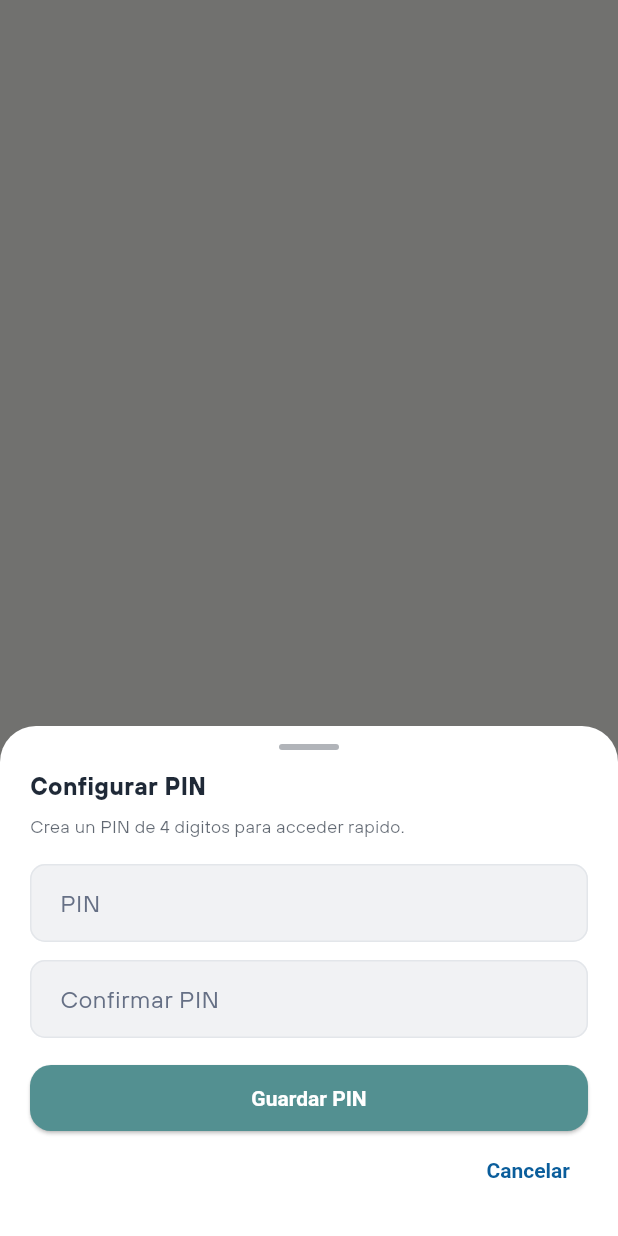
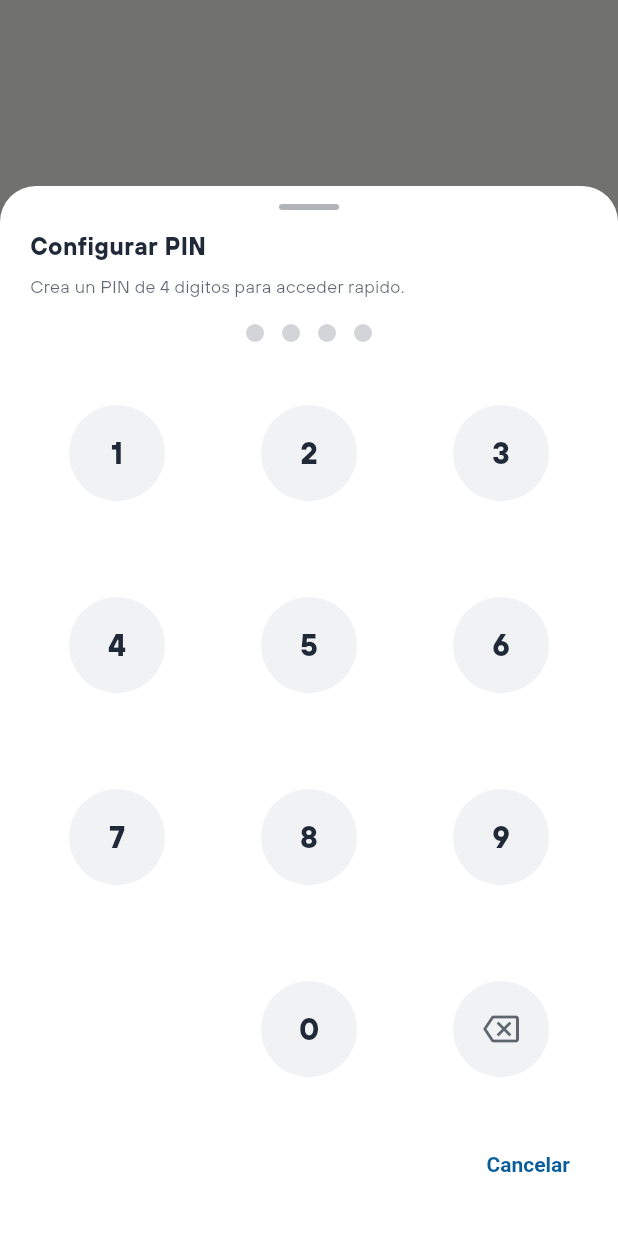
Before and after one commit to KevinRPR/vecinus-v1, a Flutter app: what setPin() shows on an empty page, opened directly, on a phone screen of 412 x 824 dp. Run offline on Flutter 3.47's test engine with Material 3 defaults, Android fonts, the phone set to English and light mode, and no system bars; our stand-ins replace flutter_secure_storage, flutter_staggered_animations, image_picker, local_auth, lottie, sentry_flutter and 2 more; accounts and stored records are empty.

Commit message:
cambios en ux y compatibilidad apple

```diff
--- a/lib/services/security_service.dart
+++ b/lib/services/security_service.dart
@@ -1,9 +1,9 @@
 import 'package:flutter/material.dart';
-import 'package:flutter/services.dart';
 import 'package:flutter_secure_storage/flutter_secure_storage.dart';
 import 'package:local_auth/local_auth.dart';
 import 'package:shared_preferences/shared_preferences.dart';
 
+import '../ui_system/components/pin_pad.dart';
 class SecurityService {
   static final LocalAuthentication _auth = LocalAuthentication();
   static const FlutterSecureStorage _storage = FlutterSecureStorage();
@@ -41,6 +41,12 @@ class SecurityService {
     return stored != null && stored.isNotEmpty;
   }
 
+  static Future<bool> isPinValid(String pin) async {
+    final stored = await _storage.read(key: _pinKey);
+    if (stored == null || stored.isEmpty) return false;
+    return stored == pin;
+  }
+
   static Future<void> clearPin() async {
     await _storage.delete(key: _pinKey);
   }
@@ -56,8 +62,7 @@ class SecurityService {
   }
 
   static Future<bool> setPin(BuildContext context) async {
-    final controller = TextEditingController();
-    final confirmController = TextEditingController();
+    String? pendingPin;
     final result = await showModalBottomSheet<bool>(
       context: context,
       isScrollControlled: true,
@@ -66,17 +71,31 @@ class SecurityService {
         borderRadius: BorderRadius.vertical(top: Radius.circular(24)),
       ),
       builder: (sheetContext) {
-        final bottomInset = MediaQuery.of(sheetContext).viewInsets.bottom;
+        final theme = Theme.of(sheetContext);
         final muted =
-            Theme.of(sheetContext).textTheme.bodySmall?.color?.withValues(alpha: 0.7) ??
-                Colors.grey;
+            theme.textTheme.bodySmall?.color?.withValues(alpha: 0.7) ?? Colors.grey;
+        var step = 0;
+        var firstPin = '';
+        var resetToken = 0;
         String? error;
         return StatefulBuilder(
           builder: (context, setModalState) {
+            void clearError() {
+              if (error == null) return;
+              setModalState(() => error = null);
+            }
+
+            void resetWithError(String message) {
+              setModalState(() {
+                error = message;
+                resetToken += 1;
+              });
+            }
+
             return SafeArea(
               top: false,
               child: Padding(
-                padding: EdgeInsets.fromLTRB(20, 12, 20, 20 + bottomInset),
+                padding: const EdgeInsets.fromLTRB(20, 12, 20, 24),
                 child: Column(
                   mainAxisSize: MainAxisSize.min,
                   crossAxisAlignment: CrossAxisAlignment.start,
@@ -93,68 +112,58 @@ class SecurityService {
                     ),
                     const SizedBox(height: 12),
                     Text(
-                      'Configurar PIN',
+                      step == 0 ? 'Configurar PIN' : 'Confirmar PIN',
                       style: TextStyle(
                         fontSize: 16,
                         fontWeight: FontWeight.w700,
-                        color: Theme.of(sheetContext).colorScheme.onSurface,
+                        color: theme.colorScheme.onSurface,
                       ),
                     ),
                     const SizedBox(height: 6),
                     Text(
-                      'Crea un PIN de 4 digitos para acceder rapido.',
+                      step == 0
+                          ? 'Crea un PIN de 4 digitos para acceder rapido.'
+                          : 'Repite tu PIN para confirmar.',
                       style: TextStyle(fontSize: 12, color: muted),
                     ),
                     const SizedBox(height: 16),
-                    TextField(
-                      controller: controller,
-                      keyboardType: TextInputType.number,
-                      obscureText: true,
-                      maxLength: 4,
-                      inputFormatters: [FilteringTextInputFormatter.digitsOnly],
-                      decoration: const InputDecoration(
-                        labelText: 'PIN',
-                        counterText: '',
-                      ),
-                    ),
-                    const SizedBox(height: 12),
-                    TextField(
-                      controller: confirmController,
-                      keyboardType: TextInputType.number,
-                      obscureText: true,
-                      maxLength: 4,
-                      inputFormatters: [FilteringTextInputFormatter.digitsOnly],
-                      decoration: const InputDecoration(
-                        labelText: 'Confirmar PIN',
-                        counterText: '',
-                      ),
-                    ),
-                    if (error != null) ...[
-                      const SizedBox(height: 6),
-                      Text(error!, style: TextStyle(color: Colors.red.shade400)),
-                    ],
-                    const SizedBox(height: 16),
-                    SizedBox(
-                      width: double.infinity,
-                      child: ElevatedButton(
-                        onPressed: () {
-                          final pin = controller.text.trim();
-                          final confirm = confirmController.text.trim();
-                          if (pin.length != 4 || confirm.length != 4) {
+                    PinPad(
+                      length: 4,
+                      resetToken: resetToken,
+                      errorText: error,
+                      onChanged: (_) => clearError(),
+                      onCompleted: (pin) {
+                        if (step == 0) {
+                          firstPin = pin;
                           setModalState(() {
-                              error = 'Ingresa un PIN de 4 digitos.';
+                            step = 1;
+                            resetToken += 1;
+                            error = null;
                           });
                           return;
                         }
-                          if (pin != confirm) {
-                            setModalState(() {
-                              error = 'La confirmacion no coincide.';
-                            });
+                        if (pin != firstPin) {
+                          resetWithError('La confirmacion no coincide.');
                           return;
                         }
+                        pendingPin = pin;
                         Navigator.of(sheetContext).pop(true);
                       },
-                        child: const Text('Guardar PIN'),
+                    ),
+                    const SizedBox(height: 8),
+                    if (step == 1)
+                      Align(
+                        alignment: Alignment.centerRight,
+                        child: TextButton(
+                          onPressed: () {
+                            setModalState(() {
+                              step = 0;
+                              firstPin = '';
+                              resetToken += 1;
+                              error = null;
+                            });
+                          },
+                          child: const Text('Cambiar PIN'),
                         ),
                       ),
                     Align(
@@ -173,8 +182,8 @@ class SecurityService {
       },
     );
 
-    if (result != true) return false;
-    await _storage.write(key: _pinKey, value: controller.text.trim());
+    if (result != true || pendingPin == null) return false;
+    await _storage.write(key: _pinKey, value: pendingPin);
     return true;
   }
 
@@ -183,7 +192,6 @@ class SecurityService {
     if (stored == null || stored.isEmpty) return false;
     if (!context.mounted) return false;
 
-    final controller = TextEditingController();
     final result = await showModalBottomSheet<bool>(
       context: context,
       isScrollControlled: true,
@@ -192,17 +200,17 @@ class SecurityService {
         borderRadius: BorderRadius.vertical(top: Radius.circular(24)),
       ),
       builder: (sheetContext) {
-        final bottomInset = MediaQuery.of(sheetContext).viewInsets.bottom;
+        final theme = Theme.of(sheetContext);
         final muted =
-            Theme.of(sheetContext).textTheme.bodySmall?.color?.withValues(alpha: 0.7) ??
-                Colors.grey;
+            theme.textTheme.bodySmall?.color?.withValues(alpha: 0.7) ?? Colors.grey;
         String? error;
+        var resetToken = 0;
         return StatefulBuilder(
           builder: (context, setModalState) {
             return SafeArea(
               top: false,
               child: Padding(
-                padding: EdgeInsets.fromLTRB(20, 12, 20, 20 + bottomInset),
+                padding: const EdgeInsets.fromLTRB(20, 12, 20, 24),
                 child: Column(
                   mainAxisSize: MainAxisSize.min,
                   crossAxisAlignment: CrossAxisAlignment.start,
@@ -223,7 +231,7 @@ class SecurityService {
                       style: TextStyle(
                         fontSize: 16,
                         fontWeight: FontWeight.w700,
-                        color: Theme.of(sheetContext).colorScheme.onSurface,
+                        color: theme.colorScheme.onSurface,
                       ),
                     ),
                     const SizedBox(height: 6),
@@ -232,36 +240,24 @@ class SecurityService {
                       style: TextStyle(fontSize: 12, color: muted),
                     ),
                     const SizedBox(height: 16),
-                    TextField(
-                      controller: controller,
-                      keyboardType: TextInputType.number,
-                      obscureText: true,
-                      maxLength: 4,
-                      inputFormatters: [FilteringTextInputFormatter.digitsOnly],
-                      decoration: const InputDecoration(
-                        labelText: 'PIN',
-                        counterText: '',
-                      ),
-                    ),
-                    if (error != null) ...[
-                      const SizedBox(height: 6),
-                      Text(error!, style: TextStyle(color: Colors.red.shade400)),
-                    ],
-                    const SizedBox(height: 12),
-                    SizedBox(
-                      width: double.infinity,
-                      child: ElevatedButton(
-                        onPressed: () {
-                          if (controller.text.trim() != stored) {
+                    PinPad(
+                      length: 4,
+                      resetToken: resetToken,
+                      errorText: error,
+                      onChanged: (_) {
+                        if (error == null) return;
+                        setModalState(() => error = null);
+                      },
+                      onCompleted: (pin) {
+                        if (pin != stored) {
                           setModalState(() {
                             error = 'PIN incorrecto.';
+                            resetToken += 1;
                           });
                           return;
                         }
                         Navigator.of(sheetContext).pop(true);
                       },
-                        child: const Text('Confirmar'),
-                      ),
                     ),
                     Align(
                       alignment: Alignment.centerRight,
--- /dev/null
+++ b/lib/ui_system/components/pin_pad.dart
@@ -0,0 +1,216 @@
+import 'package:flutter/material.dart';
+
+import '../../theme/app_theme.dart';
+
+class PinPad extends StatefulWidget {
+  final int length;
+  final ValueChanged<String> onCompleted;
+  final ValueChanged<String>? onChanged;
+  final String? errorText;
+  final bool showBiometric;
+  final VoidCallback? onBiometric;
+  final double keySize;
+  final int resetToken;
+
+  const PinPad({
+    super.key,
+    required this.onCompleted,
+    this.onChanged,
+    this.errorText,
+    this.showBiometric = false,
+    this.onBiometric,
+    this.length = 4,
+    this.keySize = 64,
+    this.resetToken = 0,
+  });
+
+  @override
+  State<PinPad> createState() => _PinPadState();
+}
+
+class _PinPadState extends State<PinPad> {
+  final List<int> _digits = [];
+  int _lastResetToken = 0;
+
+  @override
+  void didUpdateWidget(covariant PinPad oldWidget) {
+    super.didUpdateWidget(oldWidget);
+    if (widget.resetToken != _lastResetToken) {
+      _lastResetToken = widget.resetToken;
+      _digits.clear();
+      if (mounted) {
+        setState(() {});
+      }
+    }
+  }
+
+  void _addDigit(int digit) {
+    if (_digits.length >= widget.length) return;
+    setState(() => _digits.add(digit));
+    final pin = _digits.join();
+    widget.onChanged?.call(pin);
+    if (_digits.length == widget.length) {
+      widget.onCompleted(pin);
+    }
+  }
+
+  void _backspace() {
+    if (_digits.isEmpty) return;
+    setState(() => _digits.removeLast());
+    widget.onChanged?.call(_digits.join());
+  }
+
+  @override
+  Widget build(BuildContext context) {
+    final theme = Theme.of(context);
+    final muted =
+        theme.textTheme.bodySmall?.color?.withValues(alpha: 0.7) ?? AppColors.textMuted;
+    final primary = theme.colorScheme.primary;
+    final keySize = widget.keySize;
+
+    return Column(
+      children: [
+        Row(
+          mainAxisAlignment: MainAxisAlignment.center,
+          children: List.generate(widget.length, (index) {
+            final filled = index < _digits.length;
+            return AnimatedContainer(
+              duration: const Duration(milliseconds: 160),
+              margin: const EdgeInsets.symmetric(horizontal: 6),
+              width: 12,
+              height: 12,
+              decoration: BoxDecoration(
+                shape: BoxShape.circle,
+                color: filled ? primary : muted.withValues(alpha: 0.2),
+              ),
+            );
+          }),
+        ),
+        if (widget.errorText != null) ...[
+          const SizedBox(height: 8),
+          Text(
+            widget.errorText!,
+            style: TextStyle(
+              color: theme.colorScheme.error,
+              fontWeight: FontWeight.w600,
+            ),
+          ),
+        ],
+        const SizedBox(height: 16),
+        _buildKeypad(context, keySize, primary, muted),
+      ],
+    );
+  }
+
+  Widget _buildKeypad(
+    BuildContext context,
+    double keySize,
+    Color primary,
+    Color muted,
+  ) {
+    final fillColor = Theme.of(context).colorScheme.surfaceContainerHighest;
+    final keys = [
+      1,
+      2,
+      3,
+      4,
+      5,
+      6,
+      7,
+      8,
+      9,
+      widget.showBiometric ? 'bio' : '',
+      0,
+      'back',
+    ];
+
+    return GridView.builder(
+      shrinkWrap: true,
+      physics: const NeverScrollableScrollPhysics(),
+      itemCount: keys.length,
+      gridDelegate: const SliverGridDelegateWithFixedCrossAxisCount(
+        crossAxisCount: 3,
+        mainAxisSpacing: 12,
+        crossAxisSpacing: 12,
+      ),
+      itemBuilder: (context, index) {
+        final value = keys[index];
+        if (value == '') {
+          return const SizedBox.shrink();
+        }
+        if (value == 'bio') {
+          return _pinKey(
+            size: keySize,
+            icon: Icons.fingerprint,
+            label: 'Biometria',
+            onTap: widget.onBiometric,
+            color: primary,
+            fillColor: fillColor,
+          );
+        }
+        if (value == 'back') {
+          return _pinKey(
+            size: keySize,
+            icon: Icons.backspace_outlined,
+            label: 'Borrar',
+            onTap: _backspace,
+            color: muted,
+            fillColor: fillColor,
+          );
+        }
+        return _pinKey(
+          size: keySize,
+          label: value.toString(),
+          onTap: () => _addDigit(value as int),
+          color: Theme.of(context).colorScheme.onSurface,
+          fillColor: fillColor,
+        );
+      },
+    );
+  }
+
+  Widget _pinKey({
+    required double size,
+    required String label,
+    required VoidCallback? onTap,
+    required Color color,
+    required Color fillColor,
+    IconData? icon,
+  }) {
+    return Semantics(
+      button: true,
+      label: label,
+      child: Material(
+        color: Colors.transparent,
+        child: InkResponse(
+          onTap: onTap,
+          radius: size / 2,
+          containedInkWell: true,
+          highlightShape: BoxShape.circle,
+          child: Center(
+            child: Container(
+              width: size,
+              height: size,
+              decoration: BoxDecoration(
+                color: fillColor,
+                shape: BoxShape.circle,
+              ),
+              child: Center(
+                child: icon != null
+                    ? Icon(icon, color: color)
+                    : Text(
+                        label,
+                        style: TextStyle(
+                          fontSize: 20,
+                          fontWeight: FontWeight.w700,
+                          color: color,
+                        ),
+                      ),
+              ),
+            ),
+          ),
+        ),
+      ),
+    );
+  }
+}
```
Also changed, not shown: lib/screens/splash_screen.dart (+28 -8 lines), lib/screens/unlock_screen.dart (+92 -24 lines). Lines whose indentation alone changed are shown as unchanged.
